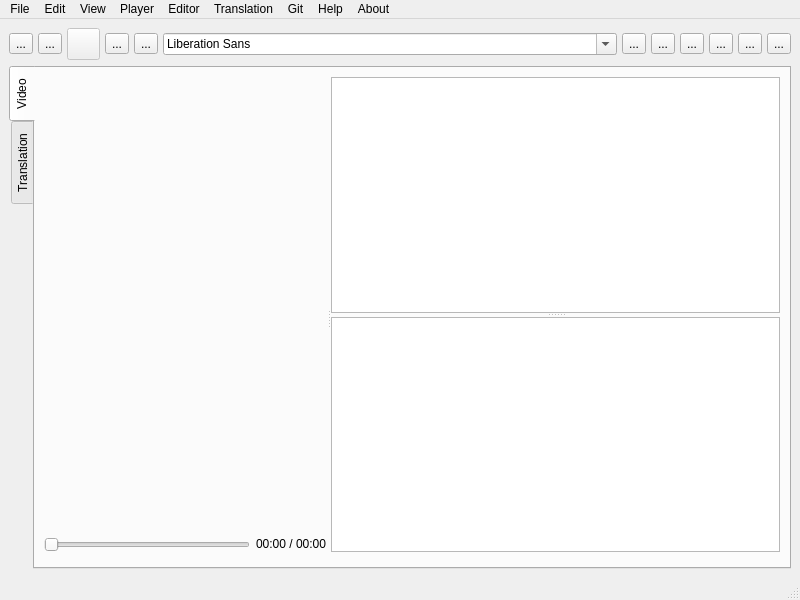
ljn7/Vagyojaka-testing, file tool.ui: the form before one commit.
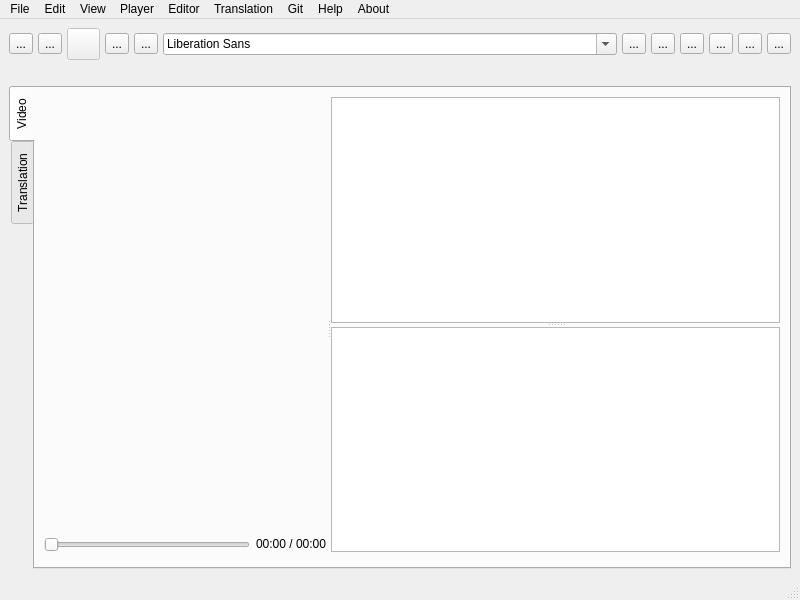
The form after the commit. Icons and pictures are not drawn. Custom widgets are drawn as their Qt base class.

Commit message: Show opened files on UI

What changed in the file:
```diff
--- a/tool.ui
+++ b/tool.ui
@@ -427,6 +427,30 @@
       </item>
      </layout>
     </item>
+    <item>
+     <layout class="QHBoxLayout" name="horizontalLayout_6">
+      <item>
+       <widget class="QLabel" name="mediaFilenameLbl">
+        <property name="text">
+         <string/>
+        </property>
+        <property name="alignment">
+         <set>Qt::AlignCenter</set>
+        </property>
+       </widget>
+      </item>
+      <item>
+       <widget class="QLabel" name="transcriptFilenameLbl">
+        <property name="text">
+         <string/>
+        </property>
+        <property name="alignment">
+         <set>Qt::AlignCenter</set>
+        </property>
+       </widget>
+      </item>
+     </layout>
+    </item>
     <item>
      <widget class="QTabWidget" name="tabWidget">
       <property name="enabled">
```
The commit also changes 2 other files.
